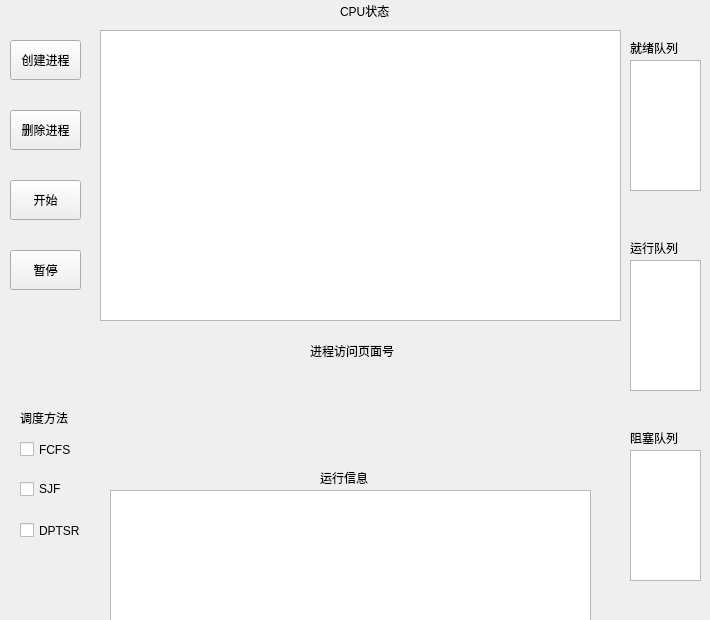
Clarencexiehang/Analog_Operating_System, file process/processtab.ui: the form before one commit.
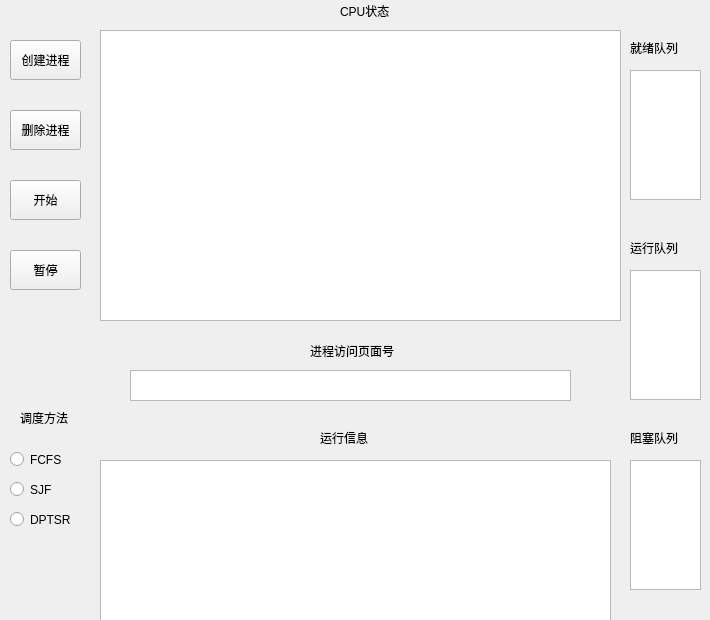
The form after the commit.

```diff
--- a/process/processtab.ui
+++ b/process/processtab.ui
@@ -175,22 +175,6 @@
     <string>阻塞队列</string>
    </property>
   </widget>
-  <widget class="QListView" name="listView_2">
-   <property name="geometry">
-    <rect>
-     <x>630</x>
-     <y>60</y>
-     <width>71</width>
-     <height>131</height>
-    </rect>
-   </property>
-   <property name="minimumSize">
-    <size>
-     <width>0</width>
-     <height>131</height>
-    </size>
-   </property>
-  </widget>
   <widget class="QLabel" name="label_4">
    <property name="geometry">
     <rect>
@@ -204,45 +188,13 @@
     <string>CPU状态</string>
    </property>
   </widget>
-  <widget class="QListView" name="listView_3">
-   <property name="geometry">
-    <rect>
-     <x>630</x>
-     <y>260</y>
-     <width>71</width>
-     <height>131</height>
-    </rect>
-   </property>
-   <property name="minimumSize">
-    <size>
-     <width>0</width>
-     <height>131</height>
-    </size>
-   </property>
-  </widget>
-  <widget class="QListView" name="listView_4">
-   <property name="geometry">
-    <rect>
-     <x>630</x>
-     <y>450</y>
-     <width>71</width>
-     <height>131</height>
-    </rect>
-   </property>
-   <property name="minimumSize">
-    <size>
-     <width>0</width>
-     <height>131</height>
-    </size>
-   </property>
-  </widget>
   <widget class="QTextBrowser" name="textBrowser">
    <property name="geometry">
     <rect>
-     <x>110</x>
-     <y>490</y>
-     <width>481</width>
-     <height>131</height>
+     <x>100</x>
+     <y>460</y>
+     <width>511</width>
+     <height>161</height>
     </rect>
    </property>
   </widget>
@@ -250,7 +202,7 @@
    <property name="geometry">
     <rect>
      <x>320</x>
-     <y>470</y>
+     <y>430</y>
      <width>72</width>
      <height>15</height>
     </rect>
@@ -259,45 +211,6 @@
     <string>运行信息</string>
    </property>
   </widget>
-  <widget class="QCheckBox" name="checkBox">
-   <property name="geometry">
-    <rect>
-     <x>20</x>
-     <y>440</y>
-     <width>91</width>
-     <height>19</height>
-    </rect>
-   </property>
-   <property name="text">
-    <string>FCFS</string>
-   </property>
-  </widget>
-  <widget class="QCheckBox" name="checkBox_2">
-   <property name="geometry">
-    <rect>
-     <x>20</x>
-     <y>479</y>
-     <width>91</width>
-     <height>20</height>
-    </rect>
-   </property>
-   <property name="text">
-    <string>SJF</string>
-   </property>
-  </widget>
-  <widget class="QCheckBox" name="checkBox_3">
-   <property name="geometry">
-    <rect>
-     <x>20</x>
-     <y>520</y>
-     <width>81</width>
-     <height>21</height>
-    </rect>
-   </property>
-   <property name="text">
-    <string>DPTSR</string>
-   </property>
-  </widget>
   <widget class="QLabel" name="label_6">
    <property name="geometry">
     <rect>
@@ -324,6 +237,103 @@
     <string>进程访问页面号</string>
    </property>
   </widget>
+  <widget class="QRadioButton" name="FCFS">
+   <property name="geometry">
+    <rect>
+     <x>10</x>
+     <y>450</y>
+     <width>115</width>
+     <height>19</height>
+    </rect>
+   </property>
+   <property name="text">
+    <string>FCFS</string>
+   </property>
+  </widget>
+  <widget class="QRadioButton" name="SJF">
+   <property name="geometry">
+    <rect>
+     <x>10</x>
+     <y>480</y>
+     <width>115</width>
+     <height>19</height>
+    </rect>
+   </property>
+   <property name="text">
+    <string>SJF</string>
+   </property>
+  </widget>
+  <widget class="QRadioButton" name="DPTSR">
+   <property name="geometry">
+    <rect>
+     <x>10</x>
+     <y>510</y>
+     <width>115</width>
+     <height>19</height>
+    </rect>
+   </property>
+   <property name="text">
+    <string>DPTSR</string>
+   </property>
+  </widget>
+  <widget class="QListWidget" name="listWidget_ready">
+   <property name="geometry">
+    <rect>
+     <x>630</x>
+     <y>70</y>
+     <width>71</width>
+     <height>130</height>
+    </rect>
+   </property>
+   <property name="minimumSize">
+    <size>
+     <width>70</width>
+     <height>130</height>
+    </size>
+   </property>
+  </widget>
+  <widget class="QListWidget" name="listWidget_2">
+   <property name="geometry">
+    <rect>
+     <x>630</x>
+     <y>270</y>
+     <width>71</width>
+     <height>130</height>
+    </rect>
+   </property>
+   <property name="minimumSize">
+    <size>
+     <width>70</width>
+     <height>130</height>
+    </size>
+   </property>
+  </widget>
+  <widget class="QListWidget" name="listWidget_3">
+   <property name="geometry">
+    <rect>
+     <x>630</x>
+     <y>460</y>
+     <width>71</width>
+     <height>130</height>
+    </rect>
+   </property>
+   <property name="minimumSize">
+    <size>
+     <width>70</width>
+     <height>130</height>
+    </size>
+   </property>
+  </widget>
+  <widget class="QListWidget" name="listWidget">
+   <property name="geometry">
+    <rect>
+     <x>130</x>
+     <y>370</y>
+     <width>441</width>
+     <height>31</height>
+    </rect>
+   </property>
+  </widget>
  </widget>
  <resources/>
  <connections/>
```
